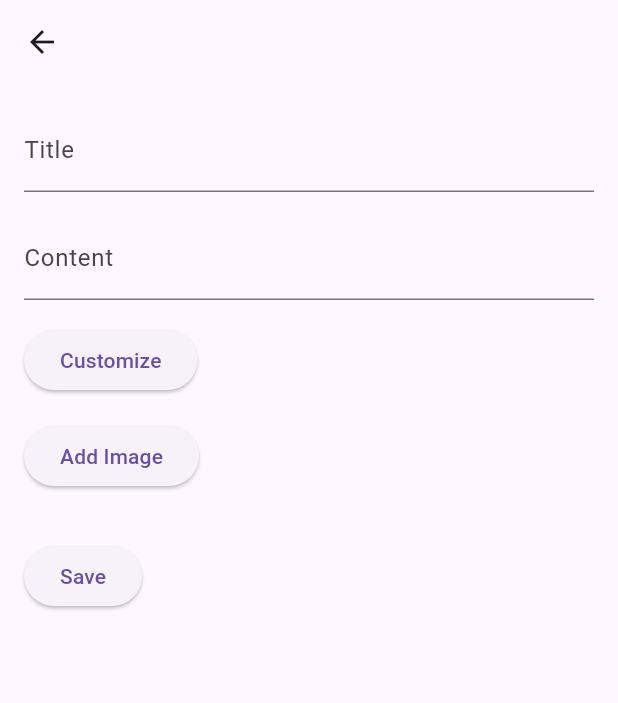
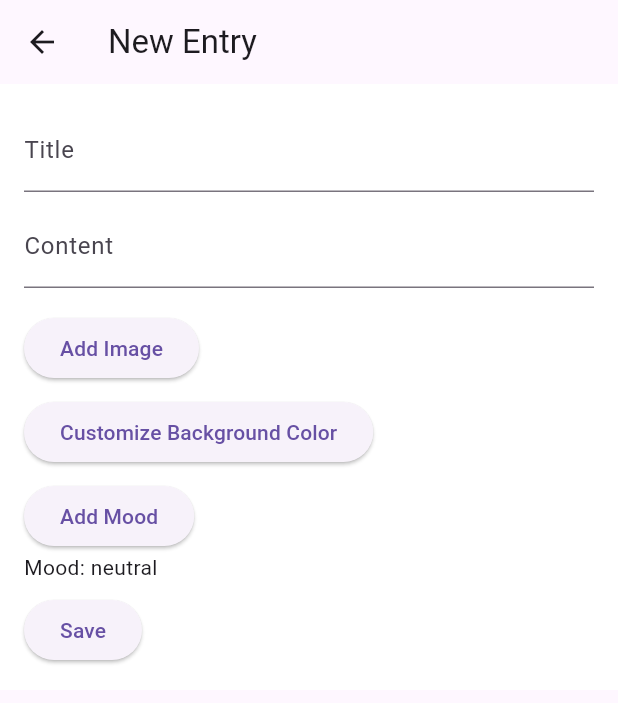
Before and after one commit to Zion2-6/MoodTracker, a Flutter app: the EntryEditScreen screen opened directly with empty values, on a phone screen of 412 x 824 dp. Shown: the top 703 px of the screen. Run offline on Flutter 3.47's test engine with Material 3 defaults, Android fonts, the phone set to English and light mode, and no system bars; our stand-ins replace flutter_colorpicker, flutter_secure_storage, flutter_speed_dial, image_picker, shared_preferences, sqflite and 1 more; accounts and stored records are empty.

Commit message:
added mood tracker page, permanent customization and image save, revamped search query, revamped delete entries, added mood customization to Edit Entry Page, 2 new dart files

```diff
--- a/lib/databasehelper.dart
+++ b/lib/databasehelper.dart
@@ -1,8 +1,8 @@
 import 'package:path/path.dart';
 import 'package:sqflite/sqflite.dart';
 import 'user.dart'; // Your user model class
-import 'dart:io';
-import 'package:flutter/foundation.dart';
+//import 'dart:io';
+//import 'package:flutter/foundation.dart';
 import 'package:path_provider/path_provider.dart'; // Used for accessing the file system
 
 class DatabaseHelper {
--- a/lib/editentry.dart
+++ b/lib/editentry.dart
@@ -1,10 +1,10 @@
-import 'dart:convert';
+//import 'dart:convert';
 import 'dart:io';
 import 'package:flutter/material.dart';
 import 'package:shared_preferences/shared_preferences.dart';
+import 'package:image_picker/image_picker.dart';
+import 'journal_entry_model.dart';
 import 'package:flutter_colorpicker/flutter_colorpicker.dart';
-import 'package:image_picker/image_picker.dart';
-import 'homepage.dart'; // Import HomePage
 
 class EntryEditScreen extends StatefulWidget {
   final JournalEntryModel? entry;
@@ -17,60 +17,90 @@ class EntryEditScreen extends StatefulWidget {
 }
 
 class _EntryEditScreenState extends State<EntryEditScreen> {
+  List<String> moods = ['Relaxed','Happy', 'Neutral', 'Sad', 'Stressed'];
   late TextEditingController _titleController;
   late TextEditingController _contentController;
-  Color _textColor = Colors.black;
-  Color _backgroundColor = Colors.white;
   File? _image;
+  late Color _backgroundColor;
+  String? _currentMood;
 
   @override
 void initState() {
   super.initState();
+  // Initialize text controllers
   _titleController = TextEditingController(text: widget.entry?.title ?? '');
-    _contentController =
-        TextEditingController(text: widget.entry?.content ?? '');
+  _contentController = TextEditingController(text: widget.entry?.content ?? '');
+
+  // Initialize image and background color if an entry is provided
+  if (widget.entry != null) {
+    _image = widget.entry!.imageFile; // Initialize the image from the entry
+    _backgroundColor = widget.entry!.getBackgroundColor().withAlpha(255); // Initialize background color from the entry
+    _currentMood = widget.entry!.mood;
+    //print("Saving color: ${_backgroundColor.value.toRadixString(16)}");
+// and
+    //print("Loaded color: ${widget.entry!.getBackgroundColor()}");
+  } else {
+    // Defaults if creating a new entry
+
+    _image = null; // No image by default
+    _backgroundColor = Color.fromARGB(255, 255, 255, 255); // Default background color
+    _currentMood = 'neutral';
+  }
+}
+  void _showMoodPicker() {
+    showDialog(
+      context: context,
+      builder: (BuildContext context) {
+        return SimpleDialog(
+          title: const Text('Select a mood'),
+          children: moods.map((String mood) {
+            return SimpleDialogOption(
+              onPressed: () {
+                // Update the mood of the entry and pop the dialog
+                setState(() {
+                  _currentMood = mood;
+                });
+                Navigator.pop(context);
+              },
+              child: Text(mood),
+            );
+          }).toList(),
+        );
+      },
+    );
+  }
+  void changeBackgroundColor(Color color) {
+    setState(() {
+        _backgroundColor = color.withAlpha(255);
+        // Convert the Color to a hex string (without alpha)
+        String colorStr = '0x${color.value.toRadixString(16).substring(2)}'; // Convert to a hex string
+        widget.entry?.backgroundColor = colorStr;
+        //print("Saving color: $colorStr");
+    });
 }
 
-  void _showColorPicker() {
+  void _showColorPickerDialog() {
+    // Show color picker dialog
     showDialog(
         context: context,
         builder: (BuildContext context) {
             return AlertDialog(
-          title: Text('Select Color'),
+                title: const Text('Select a background color'),
                 content: SingleChildScrollView(
-            child: Column(
-              children: <Widget>[
-                ColorPicker(
-                  pickerColor: _textColor,
-                  onColorChanged: (color) {
-                    setState(() {
-                      _textColor = color;
-                    });
-                    _updateAppBarColors();
-                  },
+                    child: ColorPicker(
+                        pickerColor: _backgroundColor.withAlpha(255),
+                        onColorChanged: changeBackgroundColor,
                         showLabel: true,
                         pickerAreaHeightPercent: 0.8,
-                ),
-                ColorPicker(
-                  pickerColor: _backgroundColor,
-                  onColorChanged: (color) {
-                    setState(() {
-                      _backgroundColor = color;
-                    });
-                    _updateAppBarColors();
-                  },
-                  showLabel: true,
-                  pickerAreaHeightPercent: 0.8,
-                ),
-              ],
+                        enableAlpha: false,
                     ),
                 ),
                 actions: <Widget>[
-            TextButton(
+                    ElevatedButton(
+                        child: const Text('Done'),
                         onPressed: () {
-                Navigator.of(context).pop();
+                            Navigator.of(context).pop(); // Dismiss the dialog
                         },
-              child: Text('Done'),
                     ),
                 ],
             );
@@ -78,16 +108,69 @@ class _EntryEditScreenState extends State<EntryEditScreen> {
     );
 }
 
-  AppBar _appBar = AppBar();
 
-  void _updateAppBarColors() {
-    setState(() {
-      _appBar = AppBar(
-        backgroundColor: _backgroundColor,
-        foregroundColor: _textColor,
-        title: Text(widget.entry != null ? 'Edit Entry' : 'New Entry'),
+
+  @override
+  Widget build(BuildContext context) {
+    return Scaffold(
+      appBar: AppBar(
+        title: Text(widget.entry == null ? 'New Entry' : 'Edit Entry'),
+      ),
+      body: SingleChildScrollView(
+        child: Container(
+          color: _backgroundColor, // Set the background color
+          padding: EdgeInsets.all(16.0),
+          child: Column(
+            crossAxisAlignment: CrossAxisAlignment.start,
+            children: <Widget>[
+            TextField(
+              controller: _titleController,
+              decoration: InputDecoration(labelText: 'Title'),
+            ),
+            SizedBox(height: 8.0),
+            TextField(
+              controller: _contentController,
+              maxLines: null,
+              keyboardType: TextInputType.multiline,
+              decoration: InputDecoration(labelText: 'Content'),
+            ),
+            SizedBox(height: 8.0),
+            if (_image != null)
+              Image.file(
+                _image!,
+                width: 100,
+                height: 100,
+                fit: BoxFit.cover,
+              ),
+            SizedBox(height: 8.0),
+            ElevatedButton(
+              onPressed: _getImage,
+              child: Text('Add Image'),
+            ),
+            SizedBox(height: 8.0),
+            ElevatedButton(
+                onPressed: _showColorPickerDialog,
+                child: Text('Customize Background Color'),
+            ),
+            SizedBox(height: 8.0),
+            ElevatedButton(
+            onPressed: _showMoodPicker,
+            child: Text('Add Mood'),
+          ),
+          if (widget.entry != null && widget.entry!.mood != null)
+            SizedBox(height: 8.0),
+            Text('Mood: ${_currentMood ?? widget.entry!.mood ?? 'No mood selected'}'),
+          SizedBox(height: 8.0),
+            ElevatedButton(
+              onPressed: _saveEntry,
+              child: Text('Save'),
+            ),
+
+          ],
+        ),
+      ),
+      ),
     );
-    });
   }
 
   Future<void> _getImage() async {
@@ -103,88 +186,27 @@ class _EntryEditScreenState extends State<EntryEditScreen> {
     });
   }
 
-  @override
-  Widget build(BuildContext context) {
-    return WillPopScope(
-      onWillPop: () async {
-        Navigator.pop(context);
-        return true;
-      },
-      child: Scaffold(
-        appBar: _appBar,
-        body: Padding(
-          padding: EdgeInsets.all(16.0),
-          child: Column(
-            crossAxisAlignment: CrossAxisAlignment.start,
-            children: [
-              TextField(
-                controller: _titleController,
-                decoration: InputDecoration(
-                  labelText: 'Title',
-                ),
-              ),
-              SizedBox(height: 16.0),
-              TextField(
-                controller: _contentController,
-                maxLines: null,
-                keyboardType: TextInputType.multiline,
-                decoration: InputDecoration(
-                  labelText: 'Content',
-                ),
-              ),
-              SizedBox(height: 16.0),
-              ElevatedButton(
-                onPressed: () {
-                  _showColorPicker();
-                },
-                child: Text('Customize'),
-              ),
-              SizedBox(height: 16.0),
-              ElevatedButton(
-                onPressed: () {
-                  _getImage();
-                },
-                child: Text('Add Image'),
-              ),
-              SizedBox(height: 16.0),
-              _image != null
-                  ? Image.file(
-                      _image!,
-                      height: 200,
-                    )
-                  : SizedBox.shrink(),
-              SizedBox(height: 16.0),
-              ElevatedButton(
-                onPressed: () {
-                  _saveEntry();
-                },
-                child: Text('Save'),
-              ),
-            ],
-          ),
-        ),
-      ),
-    );
-  }
-
   void _saveEntry() async {
-    SharedPreferences prefs = await SharedPreferences.getInstance();
     final newEntry = JournalEntryModel(
       title: _titleController.text,
       content: _contentController.text,
       date: DateTime.now().toString(),
-      image: _image,
+      imagePath: _image?.path,
+      backgroundColor: '0x${_backgroundColor.value.toRadixString(16).substring(2)}', // Store color as string
+      mood: _currentMood,
+
     );
     if (widget.entry != null) {
-      int index = widget.entries
-          .indexWhere((entry) => entry.title == widget.entry!.title);
-      widget.entries[index] = newEntry;
+      // Edit mode
+      newEntry.mood = _currentMood;
+      widget.entries[widget.entries.indexOf(widget.entry!)] = newEntry;
     } else {
+      // Add new entry
       widget.entries.add(newEntry);
     }
-    List<String> entriesJson =
-        widget.entries.map((entry) => entry.toJson()).toList();
-    prefs.setStringList('entries', entriesJson);
+    SharedPreferences prefs = await SharedPreferences.getInstance();
+    List<String> entriesJson = widget.entries.map((entry) => entry.toJson()).toList();
+    await prefs.setStringList('entries', entriesJson);
     Navigator.pop(context);
   }
 }
--- /dev/null
+++ b/lib/journal_entry_model.dart
@@ -0,0 +1,68 @@
+import 'dart:convert';
+import 'dart:io';
+import 'package:flutter/material.dart';
+
+class JournalEntryModel {
+  final String title;
+  final String content;
+  final String date;
+  final String? imagePath;
+  String? backgroundColor;
+  String? mood;
+
+  JournalEntryModel({
+    required this.title,
+    required this.content,
+    required this.date,
+    this.imagePath,
+    this.backgroundColor,
+    this.mood
+  });
+
+  Map<String, dynamic> toMap() {
+    return {
+      'title': title,
+      'content': content,
+      'date': date,
+      'imagePath': imagePath,
+      'backgroundColor': backgroundColor,
+      'mood': mood,
+    };
+  }
+
+  factory JournalEntryModel.fromJson(String json) {
+    Map<String, dynamic> map = jsonDecode(json);
+    return JournalEntryModel(
+      title: map['title'],
+      content: map['content'],
+      date: map['date'],
+      imagePath: map['imagePath'],
+      backgroundColor: map['backgroundColor'],
+      mood: map['mood'],
+    );
+  }
+
+  String toJson() {
+    return jsonEncode(toMap());
+  }
+
+  String? getMood()
+  {
+    return mood;
+  }
+
+  Color getBackgroundColor() {
+    // Assuming the color is stored as a hex string, convert it to a Color object
+    // Default to white if backgroundColor is null or invalid
+    try {
+        return Color(int.parse(backgroundColor ?? '0xFFFFFFFF'));
+    } catch (e) {
+        return Colors.white; // Fallback to white if parsing fails
+    }
+  }
+
+  // Optional: if you want to get the image file from the imagePath
+  File? get imageFile {
+    return imagePath != null ? File(imagePath!) : null;
+  }
+}
--- a/lib/registrationpage.dart
+++ b/lib/registrationpage.dart
@@ -14,7 +14,6 @@ class _RegistrationPageState extends State<RegistrationPage> {
   String _password = '';
 
   void _register() async {
-  // Assuming you have a User model and a DatabaseHelper class
   var newUser = User(username: _username, password: _password); // Replace with actual data fields
   await DatabaseHelper.insertUser(newUser); // Insert the new user into the database
 
--- a/lib/user.dart
+++ b/lib/user.dart
@@ -1,4 +1,3 @@
-
 class User {
   final String username;
   final String password; // Assume password is handled securely and not stored directly
```
Also changed, not shown: lib/homepage.dart (+113 -113 lines), lib/mood_tracker_page.dart (added, +128 -0 lines), pubspec.yaml (+3 -4 lines), pubspec.lock. Lines whose indentation alone changed are shown as unchanged.
